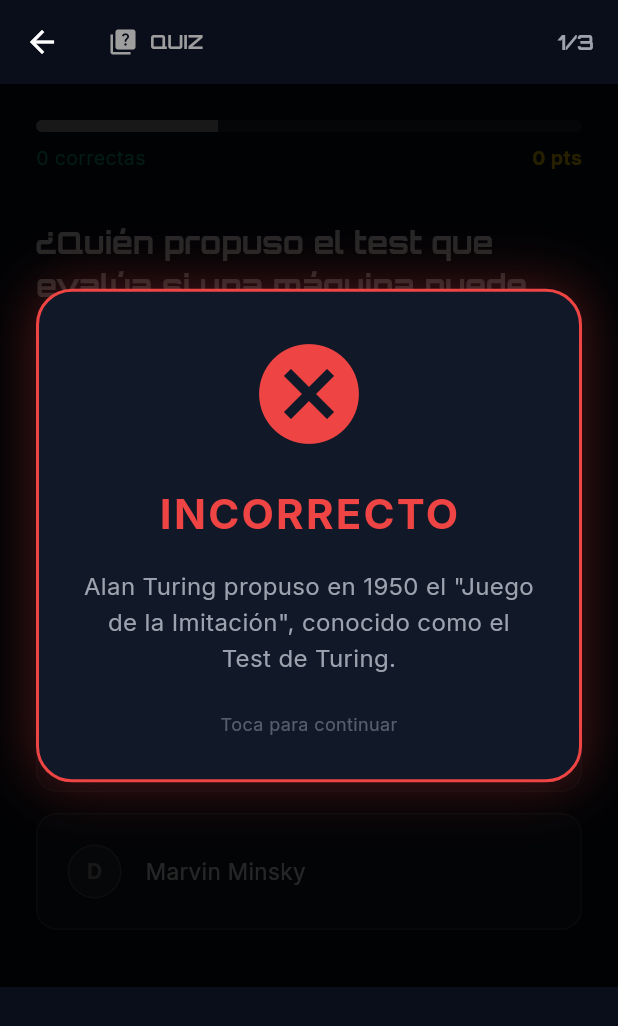
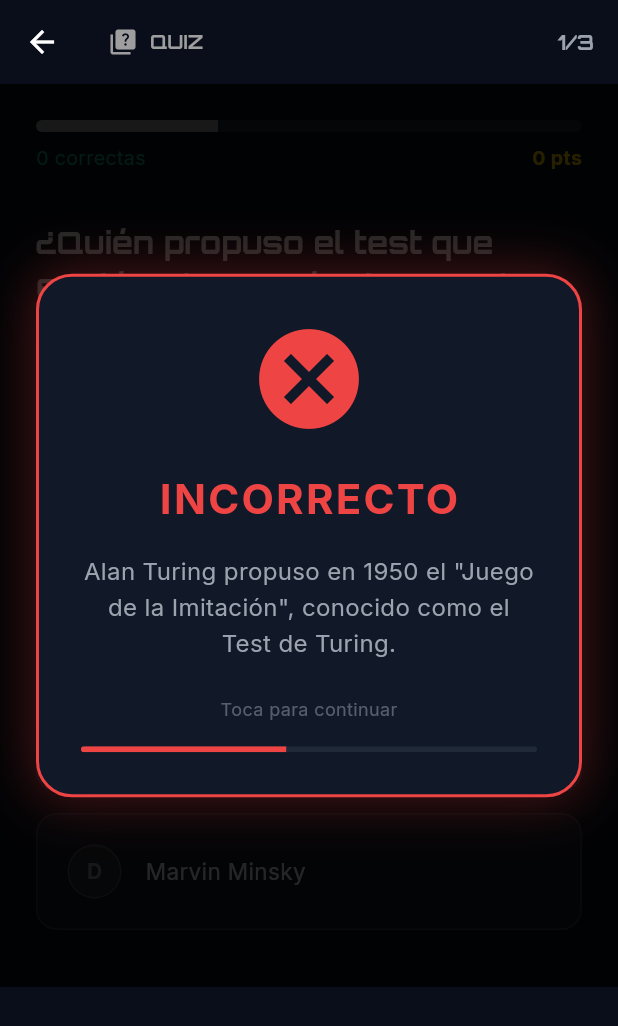
Before and after one commit to IAcomunIA/Flutter-App-Academia-Antigravity, a Flutter app: the MissionScreen screen opened directly with empty values, after a tap on an icon or button, on a phone screen of 412 x 824 dp. Shown: the top 1026 px of the screen. Run offline on Flutter 3.47's test engine with Material 3 defaults, Android fonts, the phone set to English and light mode, and no system bars; our stand-ins replace flutter_animate, flutter_riverpod, go_router, google_fonts, sqflite; accounts and stored records are empty.

Commit message:
mejoras en la vista

```diff
--- a/lib/presentation/screens/mission/mission_screen.dart
+++ b/lib/presentation/screens/mission/mission_screen.dart
@@ -38,14 +38,29 @@ class _MissionScreenState extends State<MissionScreen>
   bool lastAnswerCorrect = false;
   bool isFinished = false;
 
+  late AnimationController _feedbackTimerController;
+  bool _showFeedback = false;
+
   @override
   void initState() {
     super.initState();
     exercises = ExerciseBank.getExercisesForCategory(widget.categoryId);
     exercises.shuffle(); // Nunca se repite el orden
+
+    _feedbackTimerController =
+        AnimationController(vsync: this, duration: const Duration(seconds: 2))
+          ..addStatusListener((status) {
+            if (status == AnimationStatus.completed) {
+              _dismissFeedback();
+            }
+          });
   }
 
-  bool _showFeedback = false;
+  @override
+  void dispose() {
+    _feedbackTimerController.dispose();
+    super.dispose();
+  }
 
   void _handleAnswer(bool isCorrect) {
     if (_showFeedback) return; // Evitar múltiples respuestas
@@ -60,15 +75,13 @@ class _MissionScreenState extends State<MissionScreen>
       }
     });
 
-    // Auto-dismiss mejorado
-    Future.delayed(const Duration(seconds: 2), () {
-      if (!mounted) return;
-      _dismissFeedback();
-    });
+    // Iniciar auto-dismiss visual
+    _feedbackTimerController.forward(from: 0.0);
   }
 
   void _dismissFeedback() {
     if (!_showFeedback) return;
+    _feedbackTimerController.stop();
     setState(() {
       _showFeedback = false;
       if (currentIndex + 1 < exercises.length) {
@@ -412,6 +425,24 @@ class _MissionScreenState extends State<MissionScreen>
               fontSize: 12,
             ),
           ),
+          const SizedBox(height: 16),
+          // Barra de tiempo retrocediendo
+          AnimatedBuilder(
+            animation: _feedbackTimerController,
+            builder: (context, child) {
+              return ClipRRect(
+                borderRadius: BorderRadius.circular(2),
+                child: LinearProgressIndicator(
+                  value: 1.0 - _feedbackTimerController.value,
+                  backgroundColor: AppColors.surfaceBg,
+                  valueColor: AlwaysStoppedAnimation<Color>(
+                    lastAnswerCorrect ? AppColors.success : AppColors.error,
+                  ),
+                  minHeight: 4,
+                ),
+              );
+            },
+          ),
         ],
       ),
     );
```
